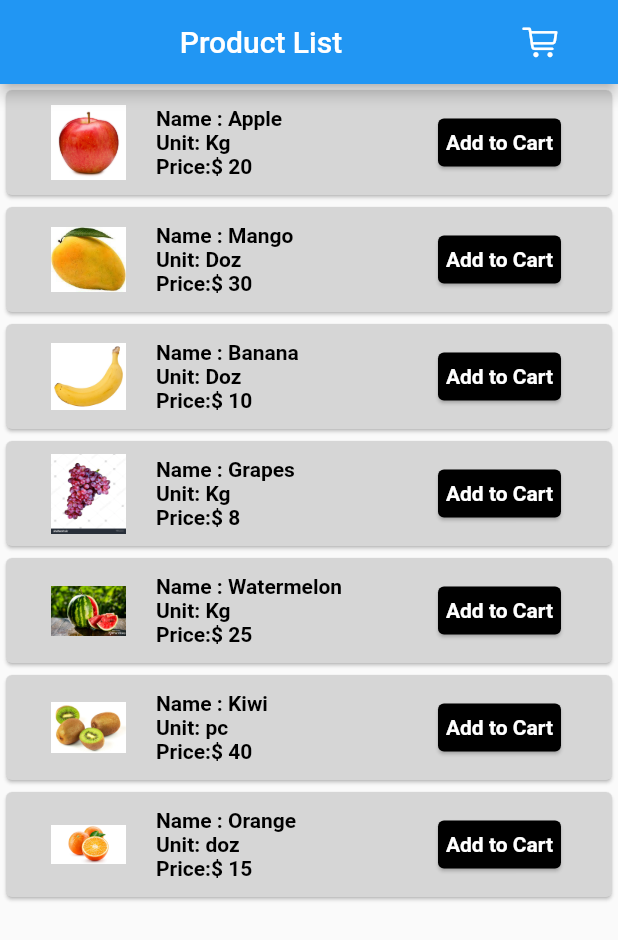
After one commit to ebinanony/practice, a Flutter app: the ListviewUi screen opened directly, on a phone screen of 412 x 824 dp. The commit adds this screen. Shown: the top 940 px of the screen. Run offline on Flutter 3.47's test engine with Material 2 defaults, Android fonts, the phone set to English and light mode, and no system bars; our stand-ins replace fluttertoast, google_fonts.

Commit message:
LIstView ui

```diff
--- a/lib/listview_separated.dart
+++ b/lib/listview_separated.dart
@@ -28,7 +28,7 @@ class ListviewSeperated extends StatelessWidget {
   Widget build(BuildContext context) {
     return Scaffold(
       appBar: AppBar(
-        title: Text('Listview Separated'),
+        title: const Text('Listview Separated'),
       ),
       body: ListView.separated(
           itemBuilder: (context, index) {
@@ -40,7 +40,7 @@ class ListviewSeperated extends StatelessWidget {
             if (index % 4 == 0) {
               return Container(
                 height: 30,
-                child: Card(
+                child: const Card(
                   color: Colors.red,
                   child: Center(
                       child: Text(
@@ -50,7 +50,7 @@ class ListviewSeperated extends StatelessWidget {
                 ),
               );
             } else {
-              return SizedBox();
+              return const SizedBox();
             }
           },
           itemCount: 12),
--- /dev/null
+++ b/lib/listview_ui.dart
@@ -0,0 +1,114 @@
+import 'package:flutter/cupertino.dart';
+import 'package:flutter/material.dart';
+
+void main() {
+  runApp(MaterialApp(
+    debugShowCheckedModeBanner: false,
+    home: ListviewUi(),
+  ));
+}
+
+class ListviewUi extends StatelessWidget {
+  var fruit = [
+    'assets/fruits/apple.jpg',
+    'assets/fruits/mango.jpg',
+    'assets/fruits/banana.jpg',
+    'assets/fruits/grapes.jpg',
+    'assets/fruits/watermelon.jpg',
+    'assets/fruits/kiwi.jpg',
+    'assets/fruits/orange.jpg',
+  ];
+  var name = [
+    'Apple',
+    'Mango',
+    'Banana',
+    'Grapes',
+    'Watermelon',
+    'Kiwi',
+    'Orange',
+  ];
+  var unit = ['Kg', 'Doz', 'Doz', 'Kg', 'Kg', 'pc', 'doz'];
+  var price = ['20', '30', '10', '8', '25', '40', '15'];
+
+  @override
+  Widget build(BuildContext context) {
+    return Scaffold(
+      appBar: AppBar(
+        backgroundColor: Colors.blue,
+        actions: [
+          Icon(CupertinoIcons.cart),
+          SizedBox(
+            width: 40,
+          )
+        ],
+        title: Center(child: Text('Product List')),
+      ),
+      body: ListView.builder(
+          itemCount: fruit.length,
+          itemBuilder: (context, index) {
+            return Card(
+                color: Colors.grey[350],
+                child: Row(
+                  mainAxisAlignment: MainAxisAlignment.start,
+                  children: [
+                    SizedBox(
+                      width: 30,
+                    ),
+                    Image.asset(
+                      fruit[index],
+                      width: 50,
+                      height: 70,
+                    ),
+                    SizedBox(
+                      width: 20,
+                    ),
+                    Expanded(
+                        child: Column(
+                      crossAxisAlignment: CrossAxisAlignment.start,
+                      children: [
+                        Text(
+                          'Name : ${name[index]}',
+                          style: TextStyle(
+                            color: Colors.black,
+                            fontWeight: FontWeight.bold,
+                          ),
+                        ),
+                        Text(
+                          'Unit: ${unit[index]}',
+                          style: TextStyle(
+                            color: Colors.black,
+                            fontWeight: FontWeight.bold,
+                          ),
+                        ),
+                        Text(
+                          'Price:\$ ${price[index]}',
+                          style: TextStyle(
+                            color: Colors.black,
+                            fontWeight: FontWeight.bold,
+                          ),
+                        )
+                      ],
+                    )),
+                    Padding(
+                      padding: const EdgeInsets.only(right: 30),
+                      child: Container(
+                        height: 40,
+                        width: 90,
+                        child: Card(
+                          color: Colors.black,
+                          child: Center(
+                              child: Text(
+                            'Add to Cart',
+                            style: TextStyle(
+                                color: Colors.white,
+                                fontWeight: FontWeight.bold),
+                          )),
+                        ),
+                      ),
+                    ),
+                  ],
+                ));
+          }),
+    );
+  }
+}
--- a/lib/login_page.dart
+++ b/lib/login_page.dart
@@ -2,7 +2,6 @@ import 'package:flutter/material.dart';
 import 'package:fluttertoast/fluttertoast.dart';
 import 'package:practice/first_page.dart';
 import 'package:practice/signup_page.dart';
-import 'package:practice/splash_screen.dart';
 
 class LoginPage extends StatefulWidget {
   @override
--- a/pubspec.yaml
+++ b/pubspec.yaml
@@ -66,6 +66,7 @@ flutter:
   # To add assets to your application, add an assets section, like this:
   assets:
     - assets/
+    - assets/fruits/
     - assets/images/
 
   # An image asset can refer to one or more resolution-specific "variants", see
```
Also changed, not shown: lib/contact.dart (+21 -21 lines), assets/fruits/apple.jpg (added), assets/fruits/banana.jpg (added), assets/fruits/grapes.jpg (added), assets/fruits/kiwi.jpg (added), assets/fruits/mango.jpg (added), assets/fruits/orange.jpg (added), assets/fruits/watermelon.jpg (added).
